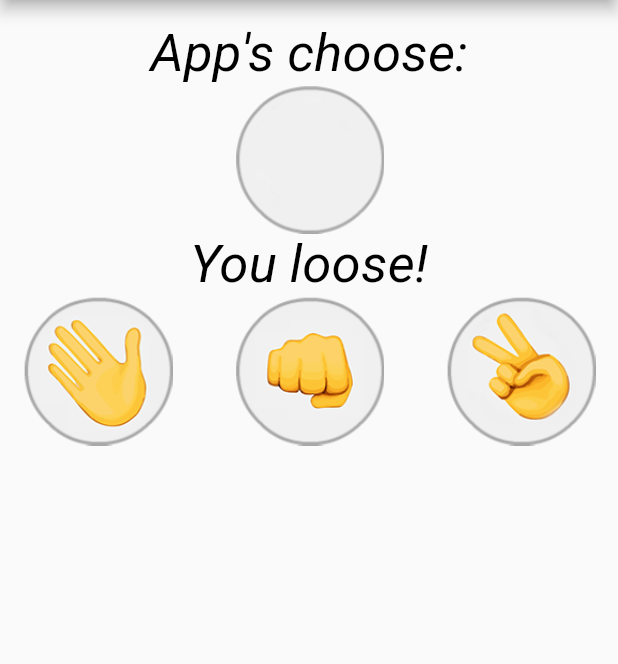
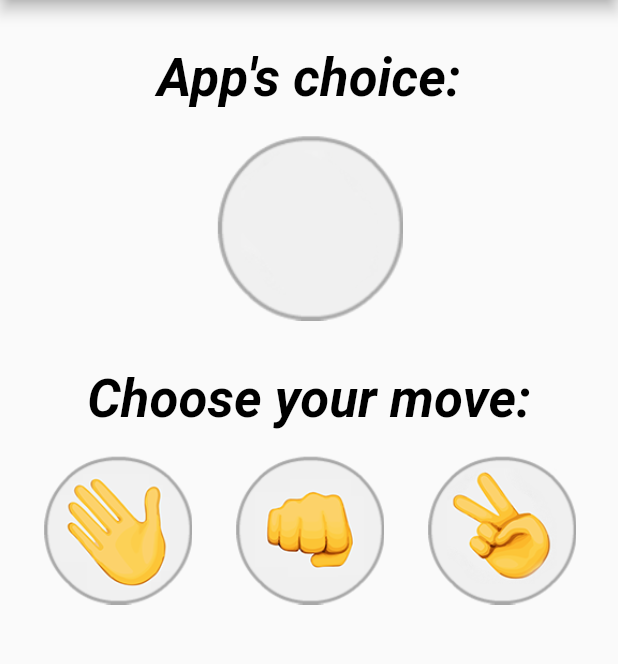
Before and after one commit to peudias/Jokenpo, a Flutter app: the screen it shows after launch, on a phone screen of 412 x 824 dp, the part 84-748 px from its top. Run offline on Flutter 3.47's test engine with Material 2 defaults, Android fonts, the phone set to English and light mode, and no system bars.

Commit message:
Update Game.dart

```diff
--- a/lib/Game.dart
+++ b/lib/Game.dart
@@ -14,44 +14,53 @@ class _GameState extends State<Game> {
       appBar: AppBar(
         title: Text("JokenPo"),
       ),
-      body: Center(
-        child: Container(
-          padding: EdgeInsets.all(15),
-          width: double.infinity,
-          child: Column(
-            //mainAxisAlignment: MainAxisAlignment.spaceBetween,
+
+      body: Column(
         crossAxisAlignment: CrossAxisAlignment.center,
         children: <Widget>[
 
         //1) text
-              Text(
-                "App's choose:",
+        Padding(
+          padding: EdgeInsets.only(top: 32, bottom: 16),
+          child: Text(
+            "App's choice:",
+            textAlign: TextAlign.center,
             style: TextStyle(
                 fontSize: 35,
+                fontWeight: FontWeight.bold,
                 fontStyle: FontStyle.italic,
                 color: Colors.black
             ),
           ),
+        ),
+
 
         //2) app's choose image
         Image.asset(
           "images/default.png",
-                width: 100,
+          width: 125,
         ),
 
+
         //3) text resulted
-              Text(
-                "You loose!",
+        Padding(
+          padding: EdgeInsets.only(top: 32, bottom: 16),
+          child: Text(
+            "Choose your move:",
+            textAlign: TextAlign.center,
             style: TextStyle(
                 fontSize: 35,
+                fontWeight: FontWeight.bold,
                 fontStyle: FontStyle.italic,
                 color: Colors.black
             ),
           ),
+        ),
 
-              //4) 3 images
+
+        //4) 3 images (paper, rock and scissor)
         Row(
-                mainAxisAlignment: MainAxisAlignment.spaceBetween,
+          mainAxisAlignment: MainAxisAlignment.spaceEvenly,
           children: <Widget>[
             Image.asset(
               "images/paper.png",
@@ -67,9 +76,9 @@ class _GameState extends State<Game> {
             ),
           ],
         ),
+
+
         ],
-          ),
-        ),
       ),
     );
   }
```
Lines whose indentation alone changed are shown as unchanged.
